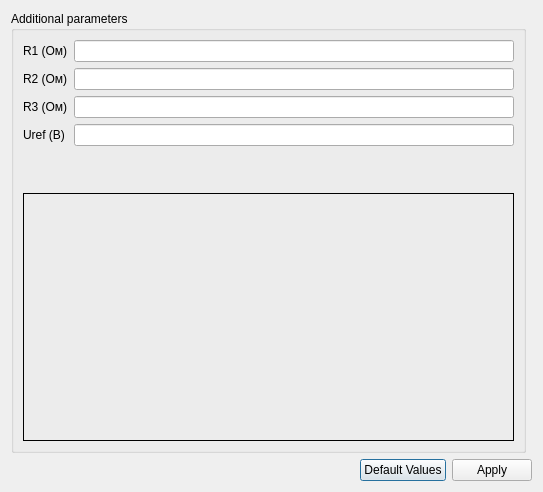
Above: runtimedialog.ui from ns015/ardoscope before the change. Below: the same form after it.
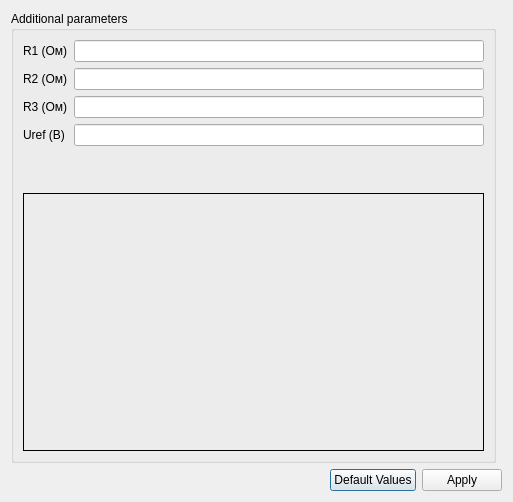
That is the form after the change. Icons and pictures are not drawn.

The edit to the form file:
```diff
--- a/runtimedialog.ui
+++ b/runtimedialog.ui
@@ -6,8 +6,8 @@
    <rect>
     <x>0</x>
     <y>0</y>
-    <width>541</width>
-    <height>492</height>
+    <width>511</width>
+    <height>502</height>
    </rect>
   </property>
   <property name="windowTitle">
@@ -74,6 +74,9 @@
         </property>
         <item>
          <widget class="QLabel" name="scheme">
+          <property name="enabled">
+           <bool>true</bool>
+          </property>
           <property name="sizePolicy">
            <sizepolicy hsizetype="Fixed" vsizetype="Fixed">
             <horstretch>0</horstretch>
@@ -82,8 +85,8 @@
           </property>
           <property name="minimumSize">
            <size>
-            <width>491</width>
-            <height>248</height>
+            <width>461</width>
+            <height>258</height>
            </size>
           </property>
           <property name="frameShape">
```
